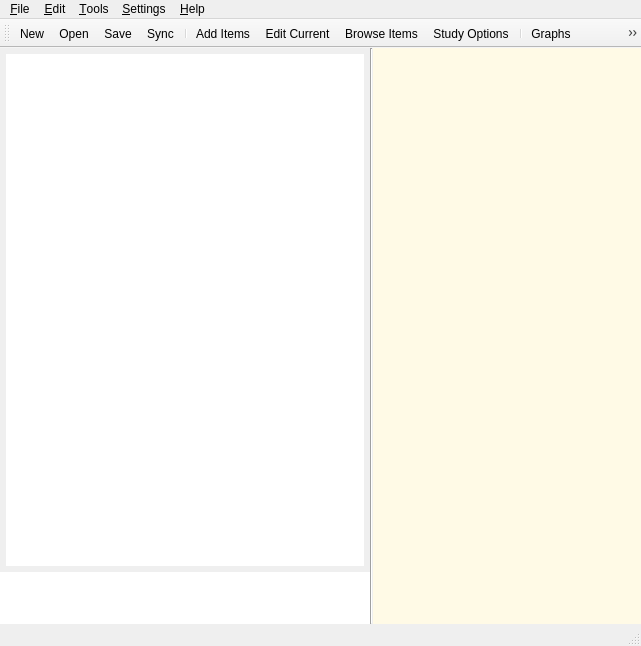
Above: designer/main.ui from ankitects/anki before the change. Below: the same form after it.
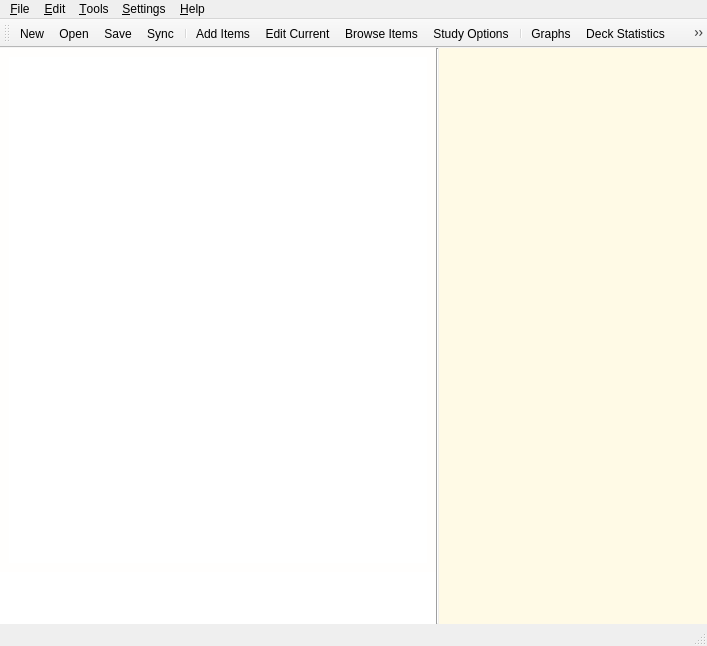
That is the form after the change. The open tabs and pages were chosen to show the change. Icons and pictures are not drawn.

Commit message: give welcome text a margin with a white frame

Patch:
```diff
--- a/designer/main.ui
+++ b/designer/main.ui
@@ -5,7 +5,7 @@
    <rect>
     <x>0</x>
     <y>0</y>
-    <width>641</width>
+    <width>707</width>
     <height>646</height>
    </rect>
   </property>
@@ -23,6 +23,14 @@
     <normaloff>:/icons/anki.png</normaloff>:/icons/anki.png</iconset>
   </property>
   <widget class="QWidget" name="centralwidget" >
+   <property name="geometry" >
+    <rect>
+     <x>0</x>
+     <y>63</y>
+     <width>707</width>
+     <height>562</height>
+    </rect>
+   </property>
    <property name="sizePolicy" >
     <sizepolicy vsizetype="Expanding" hsizetype="Expanding" >
      <horstretch>1</horstretch>
@@ -372,8 +380,26 @@
            </item>
           </layout>
          </widget>
-         <widget class="QWidget" name="typeAnswerPage" />
-         <widget class="QWidget" name="blankButtonPage" />
+         <widget class="QWidget" name="typeAnswerPage" >
+          <property name="geometry" >
+           <rect>
+            <x>0</x>
+            <y>0</y>
+            <width>100</width>
+            <height>30</height>
+           </rect>
+          </property>
+         </widget>
+         <widget class="QWidget" name="blankButtonPage" >
+          <property name="geometry" >
+           <rect>
+            <x>0</x>
+            <y>0</y>
+            <width>436</width>
+            <height>60</height>
+           </rect>
+          </property>
+         </widget>
         </widget>
        </item>
        <item row="0" column="0" >
@@ -389,18 +415,105 @@
          </property>
          <widget class="QWidget" name="blankPage" />
          <widget class="QWidget" name="welcomePage" >
+          <property name="geometry" >
+           <rect>
+            <x>0</x>
+            <y>0</y>
+            <width>436</width>
+            <height>502</height>
+           </rect>
+          </property>
           <layout class="QVBoxLayout" name="verticalLayout_5" >
            <property name="margin" >
-            <number>6</number>
+            <number>0</number>
            </property>
            <item>
-            <widget class="QTextBrowser" name="welcomeText" >
-             <property name="focusPolicy" >
-              <enum>Qt::ClickFocus</enum>
+            <widget class="QFrame" name="frame" >
+             <property name="palette" >
+              <palette>
+               <active>
+                <colorrole role="Base" >
+                 <brush brushstyle="SolidPattern" >
+                  <color alpha="255" >
+                   <red>255</red>
+                   <green>255</green>
+                   <blue>255</blue>
+                  </color>
+                 </brush>
+                </colorrole>
+                <colorrole role="Window" >
+                 <brush brushstyle="SolidPattern" >
+                  <color alpha="255" >
+                   <red>255</red>
+                   <green>254</green>
+                   <blue>253</blue>
+                  </color>
+                 </brush>
+                </colorrole>
+               </active>
+               <inactive>
+                <colorrole role="Base" >
+                 <brush brushstyle="SolidPattern" >
+                  <color alpha="255" >
+                   <red>255</red>
+                   <green>255</green>
+                   <blue>255</blue>
+                  </color>
+                 </brush>
+                </colorrole>
+                <colorrole role="Window" >
+                 <brush brushstyle="SolidPattern" >
+                  <color alpha="255" >
+                   <red>255</red>
+                   <green>254</green>
+                   <blue>253</blue>
+                  </color>
+                 </brush>
+                </colorrole>
+               </inactive>
+               <disabled>
+                <colorrole role="Base" >
+                 <brush brushstyle="SolidPattern" >
+                  <color alpha="255" >
+                   <red>255</red>
+                   <green>254</green>
+                   <blue>253</blue>
+                  </color>
+                 </brush>
+                </colorrole>
+                <colorrole role="Window" >
+                 <brush brushstyle="SolidPattern" >
+                  <color alpha="255" >
+                   <red>255</red>
+                   <green>254</green>
+                   <blue>253</blue>
+                  </color>
+                 </brush>
+                </colorrole>
+               </disabled>
+              </palette>
+             </property>
+             <property name="autoFillBackground" >
+              <bool>true</bool>
              </property>
              <property name="frameShape" >
               <enum>QFrame::NoFrame</enum>
              </property>
+             <property name="frameShadow" >
+              <enum>QFrame::Raised</enum>
+             </property>
+             <layout class="QVBoxLayout" name="verticalLayout_17" >
+              <item>
+               <widget class="QTextBrowser" name="welcomeText" >
+                <property name="focusPolicy" >
+                 <enum>Qt::ClickFocus</enum>
+                </property>
+                <property name="frameShape" >
+                 <enum>QFrame::NoFrame</enum>
+                </property>
+               </widget>
+              </item>
+             </layout>
             </widget>
            </item>
           </layout>
@@ -1318,8 +1431,8 @@
     <rect>
      <x>0</x>
      <y>0</y>
-     <width>641</width>
-     <height>22</height>
+     <width>707</width>
+     <height>21</height>
     </rect>
    </property>
    <widget class="QMenu" name="menuHelp" >
@@ -1470,6 +1583,14 @@
    <addaction name="menuHelp" />
   </widget>
   <widget class="QStatusBar" name="statusbar" >
+   <property name="geometry" >
+    <rect>
+     <x>0</x>
+     <y>625</y>
+     <width>707</width>
+     <height>21</height>
+    </rect>
+   </property>
    <property name="sizeGripEnabled" >
     <bool>true</bool>
    </property>
@@ -1478,6 +1599,14 @@
    <property name="enabled" >
     <bool>true</bool>
    </property>
+   <property name="geometry" >
+    <rect>
+     <x>0</x>
+     <y>21</y>
+     <width>707</width>
+     <height>42</height>
+    </rect>
+   </property>
    <property name="orientation" >
     <enum>Qt::Horizontal</enum>
    </property>
```
Left out of the diff: 60 changed lines with no effect on the pictures.
